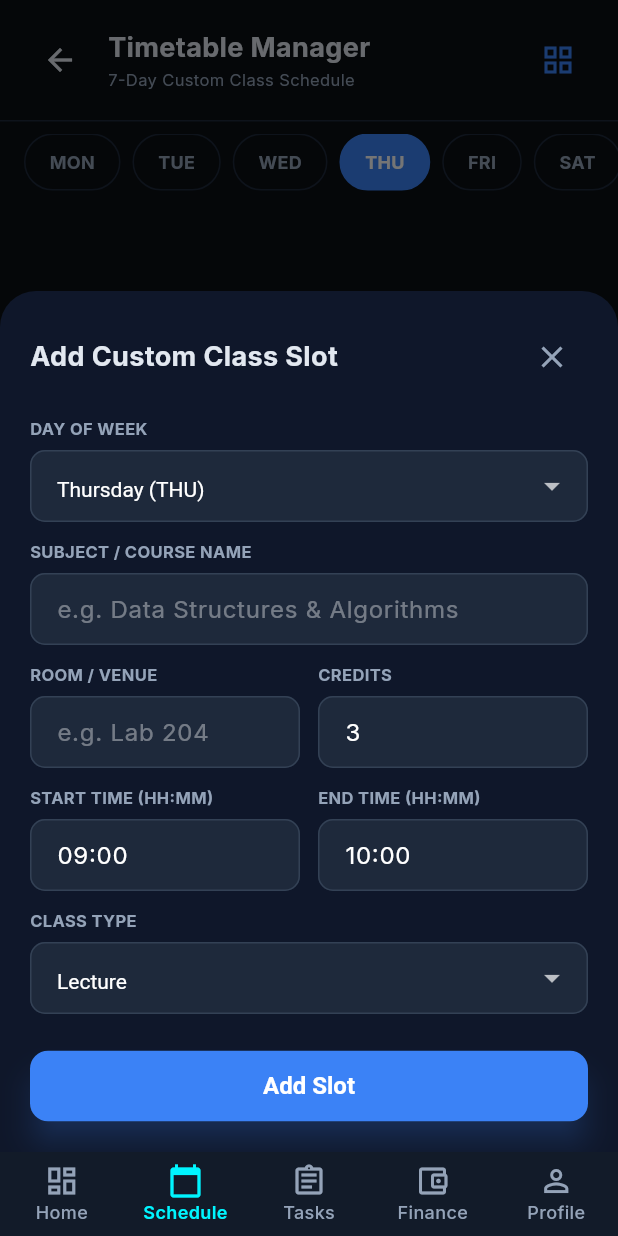
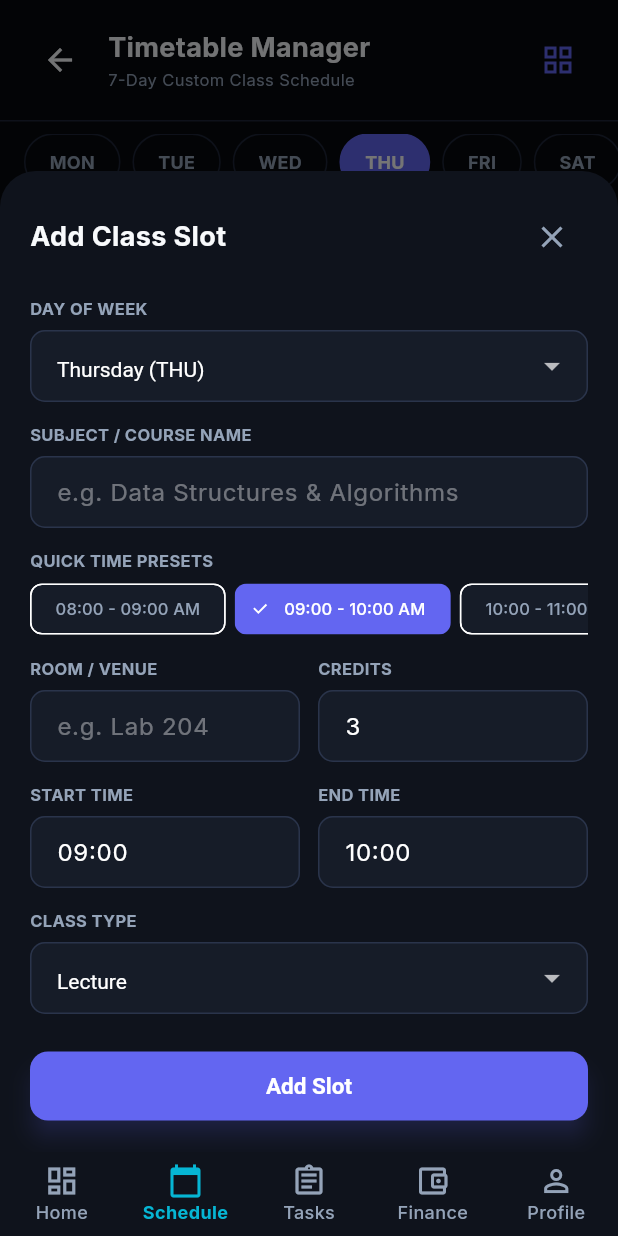
Before and after one commit to Pvinaykumar24/one_click, a Flutter app: the TimetableManagerScreen screen opened by its route, after a tap on "Add Slot", on a phone screen of 412 x 824 dp. Run offline on Flutter 3.47's test engine with Material 3 defaults, Android fonts, the phone set to English and light mode, and no system bars; our stand-ins replace cloud_firestore, firebase_auth, firebase_core, firebase_messaging, firebase_storage, fl_chart and 12 more; missing offline and left inert: extension_google_sign_in_as_googleapis_auth, googleapis, workmanager; accounts and stored records are empty; statements that could not run were skipped.

Commit message:
UI Overhaul: Upgrade to Obsidian Black theme (#07090E) with Electric Indigo accents and add ergonomic time slot preset chips to Timetable Manager

```diff
--- a/one_click_app/lib/core/theme/app_colors.dart
+++ b/one_click_app/lib/core/theme/app_colors.dart
@@ -1,37 +1,37 @@
 import 'package:flutter/material.dart';
 
 class AppColors {
-  static const Color background = Color(0xFF0a0f14);
+  // Ultra-deep obsidian black base inspired by modern high-contrast dark dashboards
+  static const Color background   = Color(0xFF07090E); // Deepest obsidian black
+  static const Color surface      = Color(0xFF0F131C); // Rich obsidian glass panel
+  static const Color surfaceLight = Color(0xFF161C28); // Elevated obsidian card
 
-  // Neo-brutalism theme - thick borders, hard shadows on dark base.
-
-  static const Color surface = Color(0xFF121b29);         // cards/panels
-  static const Color surfaceLight = Color(0xFF1a2535);    // elevated cards
-
-  // Primary accent — electric blue
-  static const Color primary = Color(0xFF3B82F6);         // blue-500
-  static const Color primaryDark = Color(0xFF2563EB);     // blue-600
+  // Primary accent — Neon Electric Indigo
+  static const Color primary      = Color(0xFF6366F1); // Indigo-500
+  static const Color primaryDark  = Color(0xFF4F46E5); // Indigo-600
 
   // Neon accents
-  static const Color neonCyan = Color(0xFF00F5FF);
-  static const Color neonPink = Color(0xFFFF2D78);
-  static const Color neonYellow = Color(0xFFFFD600);
-  static const Color neonGreen = Color(0xFF39FF14);
+  static const Color neonCyan    = Color(0xFF06B6D4); // Cyan-500
+  static const Color neonPurple  = Color(0xFFA855F7); // Purple-500
+  static const Color neonPink    = Color(0xFFEC4899); // Pink-500
+  static const Color neonRose    = Color(0xFFF43F5E); // Rose-500
+  static const Color neonYellow  = Color(0xFFF59E0B); // Amber-500
+  static const Color neonGreen   = Color(0xFF10B981); // Emerald-500
 
-  // Semantic colours
-  static const Color success = Color(0xFF22C55E);         // green-500
-  static const Color warning = Color(0xFFF59E0B);         // amber-500
-  static const Color error   = Color(0xFFEF4444);         // red-500
-  static const Color info    = Color(0xFF60A5FA);          // blue-400
+  // Semantic colors
+  static const Color success = Color(0xFF10B981); // Emerald-500
+  static const Color warning = Color(0xFFF59E0B); // Amber-500
+  static const Color error   = Color(0xFFEF4444); // Red-500
+  static const Color info    = Color(0xFF3B82F6); // Blue-500
 
   // Text
-  static const Color textPrimary   = Color(0xFFE2E8F0);  // slate-200
-  static const Color textSecondary = Color(0xFF94A3B8);  // slate-400
-  static const Color textDisabled  = Color(0xFF475569);  // slate-600
+  static const Color textPrimary   = Color(0xFFF8FAFC); // Slate-50
+  static const Color textSecondary = Color(0xFF94A3B8); // Slate-400
+  static const Color textDisabled  = Color(0xFF475569); // Slate-600
 
   // Borders
-  static const Color border      = Color(0xFF1E293B);     // slate-800
-  static const Color borderLight = Color(0xFF334155);     // slate-700
+  static const Color border      = Color(0xFF1E2638); // Dark obsidian border
+  static const Color borderLight = Color(0xFF2A344B); // Subtle card outline
 
   AppColors._();
 }
--- a/one_click_app/lib/screens/timetable_manager_screen.dart
+++ b/one_click_app/lib/screens/timetable_manager_screen.dart
@@ -20,12 +20,25 @@ class _TimetableManagerScreenState extends ConsumerState<TimetableManagerScreen>
     'Monday', 'Tuesday', 'Wednesday', 'Thursday', 'Friday', 'Saturday', 'Sunday'
   ];
 
-  void _showAddEditSlotModal([TimetableSlot? slotToEdit]) {
+  // Quick Preset Time Slots for single-tap selection
+  final List<Map<String, String>> _timePresets = [
+    {'start': '08:00', 'end': '09:00', 'label': '08:00 - 09:00 AM'},
+    {'start': '09:00', 'end': '10:00', 'label': '09:00 - 10:00 AM'},
+    {'start': '10:00', 'end': '11:00', 'label': '10:00 - 11:00 AM'},
+    {'start': '11:00', 'end': '12:00', 'label': '11:00 - 12:00 PM'},
+    {'start': '12:00', 'end': '13:00', 'label': '12:00 - 01:00 PM'},
+    {'start': '14:00', 'end': '15:00', 'label': '02:00 - 03:00 PM'},
+    {'start': '15:00', 'end': '16:00', 'label': '03:00 - 04:00 PM'},
+    {'start': '16:00', 'end': '17:00', 'label': '04:00 - 05:00 PM'},
+    {'start': '17:00', 'end': '18:00', 'label': '05:00 - 06:00 PM'},
+  ];
+
+  void _showAddEditSlotModal({TimetableSlot? slotToEdit, int? defaultDay, String? defaultStartTime}) {
     final isEditing = slotToEdit != null;
-    int selectedDay = slotToEdit?.day ?? _selectedDayIndex;
+    int selectedDay = slotToEdit?.day ?? defaultDay ?? _selectedDayIndex;
     final subjectController = TextEditingController(text: slotToEdit?.subject ?? '');
     final roomController = TextEditingController(text: slotToEdit?.room ?? '');
-    final startController = TextEditingController(text: slotToEdit?.start ?? '09:00');
+    final startController = TextEditingController(text: slotToEdit?.start ?? defaultStartTime ?? '09:00');
     final endController = TextEditingController(text: slotToEdit?.end ?? '10:00');
     final creditsController = TextEditingController(text: (slotToEdit?.credits ?? 3).toString());
     String selectedType = slotToEdit?.type ?? 'Lecture';
@@ -33,7 +46,7 @@ class _TimetableManagerScreenState extends ConsumerState<TimetableManagerScreen>
     showModalBottomSheet(
       context: context,
       isScrollControlled: true,
-      backgroundColor: const Color(0xFF0F172A),
+      backgroundColor: const Color(0xFF0F131C),
       shape: const RoundedRectangleBorder(
         borderRadius: BorderRadius.vertical(top: Radius.circular(24)),
       ),
@@ -56,7 +69,7 @@ class _TimetableManagerScreenState extends ConsumerState<TimetableManagerScreen>
                       mainAxisAlignment: MainAxisAlignment.spaceBetween,
                       children: [
                         Text(
-                          isEditing ? 'Edit Class Slot' : 'Add Custom Class Slot',
+                          isEditing ? 'Edit Class Slot' : 'Add Class Slot',
                           style: const TextStyle(
                             fontSize: 18,
                             fontWeight: FontWeight.bold,
@@ -77,7 +90,7 @@ class _TimetableManagerScreenState extends ConsumerState<TimetableManagerScreen>
                     DropdownButtonFormField<int>(
                       initialValue: selectedDay,
                       decoration: _inputDecoration('Select Day'),
-                      dropdownColor: const Color(0xFF1E293B),
+                      dropdownColor: const Color(0xFF161C28),
                       style: const TextStyle(color: Colors.white),
                       items: List.generate(7, (i) => DropdownMenuItem(
                         value: i + 1,
@@ -87,7 +100,7 @@ class _TimetableManagerScreenState extends ConsumerState<TimetableManagerScreen>
                         if (val != null) setModalState(() => selectedDay = val);
                       },
                     ),
-                    const SizedBox(height: 12),
+                    const SizedBox(height: 14),
 
                     // Subject Name
                     const Text('SUBJECT / COURSE NAME', style: TextStyle(fontSize: 11, fontWeight: FontWeight.bold, color: AppColors.textSecondary)),
@@ -97,7 +110,39 @@ class _TimetableManagerScreenState extends ConsumerState<TimetableManagerScreen>
                       style: const TextStyle(color: Colors.white),
                       decoration: _inputDecoration('e.g. Data Structures & Algorithms'),
                     ),
-                    const SizedBox(height: 12),
+                    const SizedBox(height: 14),
+
+                    // Quick Time Preset Chips
+                    const Text('QUICK TIME PRESETS', style: TextStyle(fontSize: 11, fontWeight: FontWeight.bold, color: AppColors.textSecondary)),
+                    const SizedBox(height: 6),
+                    SizedBox(
+                      height: 36,
+                      child: ListView.builder(
+                        scrollDirection: Axis.horizontal,
+                        itemCount: _timePresets.length,
+                        itemBuilder: (context, idx) {
+                          final preset = _timePresets[idx];
+                          final isSelected = startController.text == preset['start'];
+                          return Padding(
+                            padding: const EdgeInsets.only(right: 6),
+                            child: ChoiceChip(
+                              label: Text(preset['label']!, style: TextStyle(fontSize: 11, color: isSelected ? Colors.white : AppColors.textSecondary)),
+                              selected: isSelected,
+                              selectedColor: AppColors.primary,
+                              backgroundColor: const Color(0xFF161C28),
+                              shape: RoundedRectangleBorder(borderRadius: BorderRadius.circular(8)),
+                              onSelected: (_) {
+                                setModalState(() {
+                                  startController.text = preset['start']!;
+                                  endController.text = preset['end']!;
+                                });
+                              },
+                            ),
+                          );
+                        },
+                      ),
+                    ),
+                    const SizedBox(height: 14),
 
                     // Room & Credits
                     Row(
@@ -134,16 +179,16 @@ class _TimetableManagerScreenState extends ConsumerState<TimetableManagerScreen>
                         ),
                       ],
                     ),
-                    const SizedBox(height: 12),
+                    const SizedBox(height: 14),
 
-                    // Start & End Times
+                    // Custom Start & End Times
                     Row(
                       children: [
                         Expanded(
                           child: Column(
                             crossAxisAlignment: CrossAxisAlignment.start,
                             children: [
-                              const Text('START TIME (HH:MM)', style: TextStyle(fontSize: 11, fontWeight: FontWeight.bold, color: AppColors.textSecondary)),
+                              const Text('START TIME', style: TextStyle(fontSize: 11, fontWeight: FontWeight.bold, color: AppColors.textSecondary)),
                               const SizedBox(height: 6),
                               TextField(
                                 controller: startController,
@@ -158,7 +203,7 @@ class _TimetableManagerScreenState extends ConsumerState<TimetableManagerScreen>
                           child: Column(
                             crossAxisAlignment: CrossAxisAlignment.start,
                             children: [
-                              const Text('END TIME (HH:MM)', style: TextStyle(fontSize: 11, fontWeight: FontWeight.bold, color: AppColors.textSecondary)),
+                              const Text('END TIME', style: TextStyle(fontSize: 11, fontWeight: FontWeight.bold, color: AppColors.textSecondary)),
                               const SizedBox(height: 6),
                               TextField(
                                 controller: endController,
@@ -170,7 +215,7 @@ class _TimetableManagerScreenState extends ConsumerState<TimetableManagerScreen>
                         ),
                       ],
                     ),
-                    const SizedBox(height: 12),
+                    const SizedBox(height: 14),
 
                     // Class Type
                     const Text('CLASS TYPE', style: TextStyle(fontSize: 11, fontWeight: FontWeight.bold, color: AppColors.textSecondary)),
@@ -178,7 +223,7 @@ class _TimetableManagerScreenState extends ConsumerState<TimetableManagerScreen>
                     DropdownButtonFormField<String>(
                       initialValue: selectedType,
                       decoration: _inputDecoration('Select Type'),
-                      dropdownColor: const Color(0xFF1E293B),
+                      dropdownColor: const Color(0xFF161C28),
                       style: const TextStyle(color: Colors.white),
                       items: ['Lecture', 'Lab', 'Tutorial', 'Seminar', 'Exam']
                           .map((type) => DropdownMenuItem(value: type, child: Text(type)))
@@ -189,7 +234,7 @@ class _TimetableManagerScreenState extends ConsumerState<TimetableManagerScreen>
                     ),
                     const SizedBox(height: 24),
 
-                    // Submit & Delete Actions
+                    // Submit & Delete Buttons
                     Row(
                       children: [
                         Expanded(
@@ -257,15 +302,15 @@ class _TimetableManagerScreenState extends ConsumerState<TimetableManagerScreen>
       hintText: hint,
       hintStyle: const TextStyle(color: Colors.white38),
       filled: true,
-      fillColor: const Color(0xFF1E293B),
+      fillColor: const Color(0xFF161C28),
       contentPadding: const EdgeInsets.symmetric(horizontal: 14, vertical: 12),
       border: OutlineInputBorder(
         borderRadius: BorderRadius.circular(10),
-        borderSide: const BorderSide(color: Color(0xFF334155)),
+        borderSide: const BorderSide(color: Color(0xFF2A344B)),
       ),
       enabledBorder: OutlineInputBorder(
         borderRadius: BorderRadius.circular(10),
-        borderSide: const BorderSide(color: Color(0xFF334155)),
+        borderSide: const BorderSide(color: Color(0xFF2A344B)),
       ),
       focusedBorder: OutlineInputBorder(
         borderRadius: BorderRadius.circular(10),
@@ -313,8 +358,8 @@ class _TimetableManagerScreenState extends ConsumerState<TimetableManagerScreen>
     return Container(
       padding: const EdgeInsets.all(16),
       decoration: BoxDecoration(
-        color: AppColors.background.withValues(alpha: 0.8),
-        border: const Border(bottom: BorderSide(color: Color(0xFF1E293B))),
+        color: AppColors.background.withValues(alpha: 0.9),
+        border: const Border(bottom: BorderSide(color: Color(0xFF1E2638))),
       ),
       child: Row(
         mainAxisAlignment: MainAxisAlignment.spaceBetween,
@@ -374,7 +419,7 @@ class _TimetableManagerScreenState extends ConsumerState<TimetableManagerScreen>
               decoration: BoxDecoration(
                 color: isSelected ? AppColors.primary : Colors.transparent,
                 borderRadius: BorderRadius.circular(20),
-                border: Border.all(color: isSelected ? AppColors.primary : const Color(0xFF1E293B)),
+                border: Border.all(color: isSelected ? AppColors.primary : const Color(0xFF1E2638)),
               ),
               alignment: Alignment.center,
               child: Text(
@@ -457,6 +502,16 @@ class _TimetableManagerScreenState extends ConsumerState<TimetableManagerScreen>
               'No classes on ${_fullDayNames[_selectedDayIndex - 1]}',
               style: const TextStyle(fontSize: 16, color: AppColors.textSecondary),
             ),
+            const SizedBox(height: 16),
+            OutlinedButton.icon(
+              onPressed: () => _showAddEditSlotModal(defaultDay: _selectedDayIndex),
+              icon: const Icon(Icons.add, size: 16),
+              label: const Text('Add Class for Today'),
+              style: OutlinedButton.styleFrom(
+                foregroundColor: AppColors.primary,
+                side: const BorderSide(color: AppColors.primary),
+              ),
+            ),
           ],
         ),
       );
@@ -473,7 +528,7 @@ class _TimetableManagerScreenState extends ConsumerState<TimetableManagerScreen>
 
         return Card(
           margin: const EdgeInsets.only(bottom: 12),
-          color: const Color(0xFF1E293B).withValues(alpha: 0.5),
+          color: const Color(0xFF0F131C),
           shape: RoundedRectangleBorder(
             borderRadius: BorderRadius.circular(16),
             side: BorderSide(color: color.withValues(alpha: 0.3)),
@@ -511,7 +566,7 @@ class _TimetableManagerScreenState extends ConsumerState<TimetableManagerScreen>
                 style: TextStyle(fontSize: 10, fontWeight: FontWeight.bold, color: color),
               ),
             ),
-            onTap: () => _showAddEditSlotModal(slot),
+            onTap: () => _showAddEditSlotModal(slotToEdit: slot),
           ),
         );
       },
@@ -531,15 +586,15 @@ class _TimetableManagerScreenState extends ConsumerState<TimetableManagerScreen>
           return Container(
             margin: const EdgeInsets.only(bottom: 12),
             decoration: BoxDecoration(
-              color: const Color(0xFF0F172A),
+              color: const Color(0xFF0F131C),
               borderRadius: BorderRadius.circular(16),
-              border: Border.all(color: const Color(0xFF1E293B)),
+              border: Border.all(color: const Color(0xFF1E2638)),
             ),
             child: ExpansionTile(
               initiallyExpanded: dayNum == _selectedDayIndex,
               leading: CircleAvatar(
                 radius: 14,
-                backgroundColor: dayNum == _selectedDayIndex ? AppColors.primary : const Color(0xFF1E293B),
+                backgroundColor: dayNum == _selectedDayIndex ? AppColors.primary : const Color(0xFF161C28),
                 child: Text(
                   _dayNames[dayIdx][0],
                   style: const TextStyle(fontSize: 10, fontWeight: FontWeight.bold, color: Colors.white),
@@ -555,9 +610,13 @@ class _TimetableManagerScreenState extends ConsumerState<TimetableManagerScreen>
               ),
               children: slotsForDay.isEmpty
                   ? [
-                      const Padding(
-                        padding: EdgeInsets.all(12),
-                        child: Text('No classes', style: TextStyle(color: AppColors.textSecondary, fontSize: 12)),
+                      Padding(
+                        padding: const EdgeInsets.all(12),
+                        child: TextButton.icon(
+                          onPressed: () => _showAddEditSlotModal(defaultDay: dayNum),
+                          icon: const Icon(Icons.add, size: 14),
+                          label: const Text('Add Class Slot', style: TextStyle(fontSize: 12)),
+                        ),
                       )
                     ]
                   : slotsForDay.map((slot) {
@@ -566,7 +625,7 @@ class _TimetableManagerScreenState extends ConsumerState<TimetableManagerScreen>
                         title: Text(slot.subject, style: const TextStyle(fontWeight: FontWeight.bold, color: Colors.white)),
                         subtitle: Text('${slot.start} - ${slot.end} (${slot.room})', style: const TextStyle(color: Colors.white70)),
                         trailing: Icon(Icons.edit, size: 16, color: AppColors.primary.withValues(alpha: 0.7)),
-                        onTap: () => _showAddEditSlotModal(slot),
+                        onTap: () => _showAddEditSlotModal(slotToEdit: slot),
                       );
                     }).toList(),
             ),
```
Also changed, not shown: one_click_app/lib/core/theme/app_theme.dart (+38 -15 lines).
